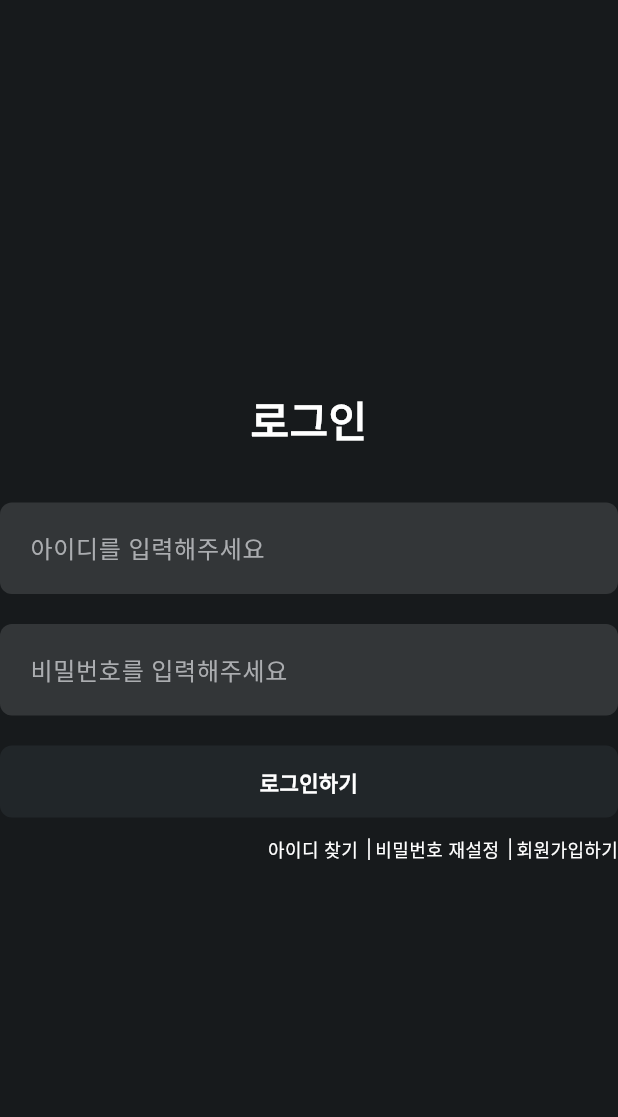
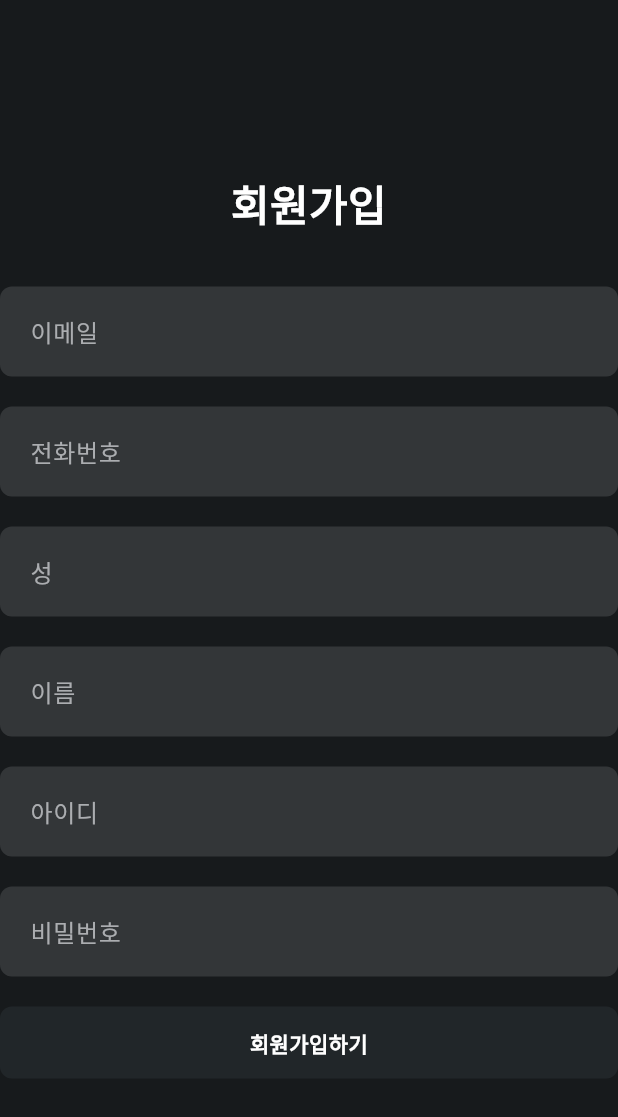
Before and after one commit to kimheonningg/PIEthon3.0_team5_FE, a Flutter app: the screen it shows after launch, after a tap on "회원가입하기", on a phone screen of 412 x 824 dp. Shown: the top 1117 px of the screen. Run offline on Flutter 3.47's test engine with Material 3 defaults, Android fonts, the light colour scheme and no system bars; Roboto replaces fonts that are missing (Inter).

Commit message:
add register_screen.dart

```diff
--- a/lib/main.dart
+++ b/lib/main.dart
@@ -1,5 +1,6 @@
 import 'package:flutter/material.dart';
 import 'package:piethon_team5_fe/screens/login/login_screen.dart';
+import 'package:piethon_team5_fe/screens/register/register_screen.dart';
 import 'package:piethon_team5_fe/widgets/maincolors.dart';
 
 void main() {
--- a/lib/screens/login/login_screen.dart
+++ b/lib/screens/login/login_screen.dart
@@ -8,6 +8,8 @@ import 'package:piethon_team5_fe/widgets/maincolors.dart';
 import 'dart:convert';
 import 'package:http/http.dart' as http;
 import 'package:piethon_team5_fe/const.dart';
+import 'package:piethon_team5_fe/screens/register/register_screen.dart';
+
 
 class LoginScreen extends StatefulWidget {
   const LoginScreen({super.key});
@@ -209,7 +211,12 @@ class _LoginScreenState extends State<LoginScreen> {
                   ),
                 ),
                 GestureDetector(
-                  onTap: () {},
+                  onTap: () {
+                    Navigator.push(
+                      context,
+                      MaterialPageRoute(builder: (context) => const RegisterScreen()),
+                    );
+                  },
                   child: const Text(
                     '회원가입하기',
                     textAlign: TextAlign.center,
--- /dev/null
+++ b/lib/screens/register/register_screen.dart
@@ -0,0 +1,211 @@
+import 'package:flutter/cupertino.dart';
+import 'package:flutter/material.dart';
+import 'package:flutter/widgets.dart';
+import 'package:piethon_team5_fe/widgets/gaps.dart';
+import 'package:piethon_team5_fe/widgets/maincolors.dart';
+import 'dart:convert';
+import 'package:http/http.dart' as http;
+import 'package:piethon_team5_fe/const.dart';
+
+class RegisterScreen extends StatefulWidget {
+  const RegisterScreen({super.key});
+
+  @override
+  State<RegisterScreen> createState() => _RegisterScreenState();
+}
+
+class _RegisterScreenState extends State<RegisterScreen> {
+  final TextEditingController _emailController = TextEditingController();
+  final TextEditingController _phoneNumController = TextEditingController();
+  final TextEditingController _firstNameController = TextEditingController();
+  final TextEditingController _lastNameController = TextEditingController();
+  final TextEditingController _idController = TextEditingController();
+  final TextEditingController _passwordController = TextEditingController();
+  final TextEditingController _positionController = TextEditingController();
+
+  @override
+  Widget build(BuildContext context) {
+    return Scaffold(
+      body: Center(
+        child: SizedBox(
+          width: 480,
+          child: Column(
+            mainAxisAlignment: MainAxisAlignment.center,
+            children: [
+              Gaps.v10,
+              const Text(
+                '회원가입',
+                textAlign: TextAlign.center,
+                style: TextStyle(
+                  color: Colors.white,
+                  fontSize: 28,
+                  fontWeight: FontWeight.w700,
+                ),
+              ),
+              Gaps.v36,
+              TextField(
+                controller: _emailController,
+                style: const TextStyle(
+                  color: Colors.white,
+                  fontSize: 16.0,
+                ),
+                decoration: InputDecoration(
+                  hintText: '이메일',
+                  hintStyle: const TextStyle(
+                    color: MainColors.hinttext,
+                    fontSize: 16.0,
+                  ),
+                  filled: true,
+                  fillColor: MainColors.textfield,
+                  border: OutlineInputBorder(
+                    borderRadius: BorderRadius.circular(8),
+                    borderSide: BorderSide.none,
+                  ),
+                  contentPadding: const EdgeInsets.fromLTRB(16, 16, 16, 20),
+                ),
+              ),
+              Gaps.v20,
+              TextField(
+                controller: _phoneNumController,
+                style: const TextStyle(
+                  color: Colors.white,
+                  fontSize: 16.0,
+                ),
+                decoration: InputDecoration(
+                  hintText: '전화번호',
+                  hintStyle: const TextStyle(
+                    color: MainColors.hinttext,
+                    fontSize: 16.0,
+                  ),
+                  filled: true,
+                  fillColor: MainColors.textfield,
+                  border: OutlineInputBorder(
+                    borderRadius: BorderRadius.circular(8),
+                    borderSide: BorderSide.none,
+                  ),
+                  contentPadding: const EdgeInsets.fromLTRB(16, 16, 16, 20),
+                ),
+              ),
+              Gaps.v20,
+              TextField(
+                controller: _firstNameController,
+                style: const TextStyle(
+                  color: Colors.white,
+                  fontSize: 16.0,
+                ),
+                decoration: InputDecoration(
+                  hintText: '성',
+                  hintStyle: const TextStyle(
+                    color: MainColors.hinttext,
+                    fontSize: 16.0,
+                  ),
+                  filled: true,
+                  fillColor: MainColors.textfield,
+                  border: OutlineInputBorder(
+                    borderRadius: BorderRadius.circular(8),
+                    borderSide: BorderSide.none,
+                  ),
+                  contentPadding: const EdgeInsets.fromLTRB(16, 16, 16, 20),
+                ),
+              ),
+              Gaps.v20,
+              TextField(
+                controller: _lastNameController,
+                style: const TextStyle(
+                  color: Colors.white,
+                  fontSize: 16.0,
+                ),
+                decoration: InputDecoration(
+                  hintText: '이름',
+                  hintStyle: const TextStyle(
+                    color: MainColors.hinttext,
+                    fontSize: 16.0,
+                  ),
+                  filled: true,
+                  fillColor: MainColors.textfield,
+                  border: OutlineInputBorder(
+                    borderRadius: BorderRadius.circular(8),
+                    borderSide: BorderSide.none,
+                  ),
+                  contentPadding: const EdgeInsets.fromLTRB(16, 16, 16, 20),
+                ),
+              ),
+              Gaps.v20,
+              TextField(
+                controller: _idController,
+                style: const TextStyle(
+                  color: Colors.white,
+                  fontSize: 16.0,
+                ),
+                decoration: InputDecoration(
+                  hintText: '아이디',
+                  hintStyle: const TextStyle(
+                    color: MainColors.hinttext,
+                    fontSize: 16.0,
+                  ),
+                  filled: true,
+                  fillColor: MainColors.textfield,
+                  border: OutlineInputBorder(
+                    borderRadius: BorderRadius.circular(8),
+                    borderSide: BorderSide.none,
+                  ),
+                  contentPadding: const EdgeInsets.fromLTRB(16, 16, 16, 20),
+                ),
+              ),
+              Gaps.v20,
+              TextField(
+                controller: _passwordController,
+                obscureText: true,
+                style: const TextStyle(
+                  color: Colors.white,
+                  fontSize: 16.0,
+                ),
+                decoration: InputDecoration(
+                  hintText: '비밀번호',
+                  hintStyle: const TextStyle(
+                    color: MainColors.hinttext,
+                    fontSize: 16.0,
+                  ),
+                  filled: true,
+                  fillColor: MainColors.textfield,
+                  border: OutlineInputBorder(
+                    borderRadius: BorderRadius.circular(8),
+                    borderSide: BorderSide.none,
+                  ),
+                  contentPadding: const EdgeInsets.fromLTRB(16, 16, 16, 20),
+                ),
+              ),
+              Gaps.v20,
+              GestureDetector(
+                onTap: () async {
+                },
+                child: Container(
+                  width: 480,
+                  height: 48,
+                  decoration: ShapeDecoration(
+                    color: MainColors.button,
+                    shape: RoundedRectangleBorder(
+                      borderRadius: BorderRadius.circular(8),
+                    ),
+                  ),
+                  child: const Center(
+                    child: Text(
+                      '회원가입하기',
+                      textAlign: TextAlign.center,
+                      style: TextStyle(
+                        color: Colors.white,
+                        fontSize: 14,
+                        fontFamily: 'Inter',
+                        fontWeight: FontWeight.w700,
+                      ),
+                    ),
+                  ),
+                ),
+              ),
+            ],
+          ),
+        ),
+      ),
+    );
+  }
+}
```
